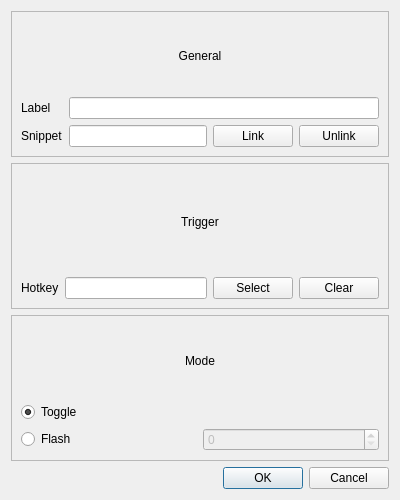
The window that LightDrive/Workspace/Dialogs/desk_button_config.ui (Nmstr/LightDrive) describes before a commit, drawn with Qt 5.
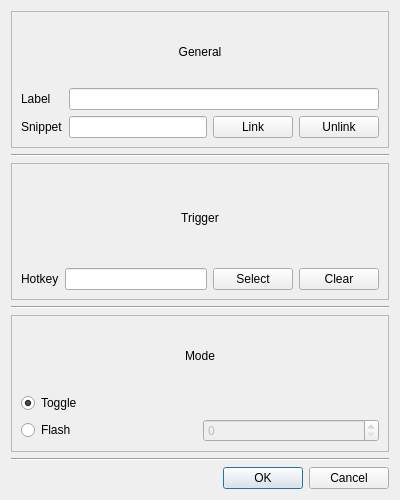
The same window after the commit.

What changed in the file:
```diff
--- a/LightDrive/Workspace/Dialogs/desk_button_config.ui
+++ b/LightDrive/Workspace/Dialogs/desk_button_config.ui
@@ -74,6 +74,13 @@
      </layout>
     </widget>
    </item>
+   <item>
+    <widget class="Line" name="general_line">
+     <property name="orientation">
+      <enum>Qt::Orientation::Horizontal</enum>
+     </property>
+    </widget>
+   </item>
    <item>
     <widget class="QFrame" name="trigger_frame">
      <property name="frameShape">
@@ -124,6 +131,13 @@
      </layout>
     </widget>
    </item>
+   <item>
+    <widget class="Line" name="trigger_line">
+     <property name="orientation">
+      <enum>Qt::Orientation::Horizontal</enum>
+     </property>
+    </widget>
+   </item>
    <item>
     <widget class="QFrame" name="mode_frame">
      <property name="frameShape">
@@ -176,6 +190,13 @@
      </layout>
     </widget>
    </item>
+   <item>
+    <widget class="Line" name="mode_line">
+     <property name="orientation">
+      <enum>Qt::Orientation::Horizontal</enum>
+     </property>
+    </widget>
+   </item>
    <item>
     <widget class="QDialogButtonBox" name="button_box">
      <property name="orientation">
```
Left out of the diff: 4 changed lines with no effect on the pictures.
